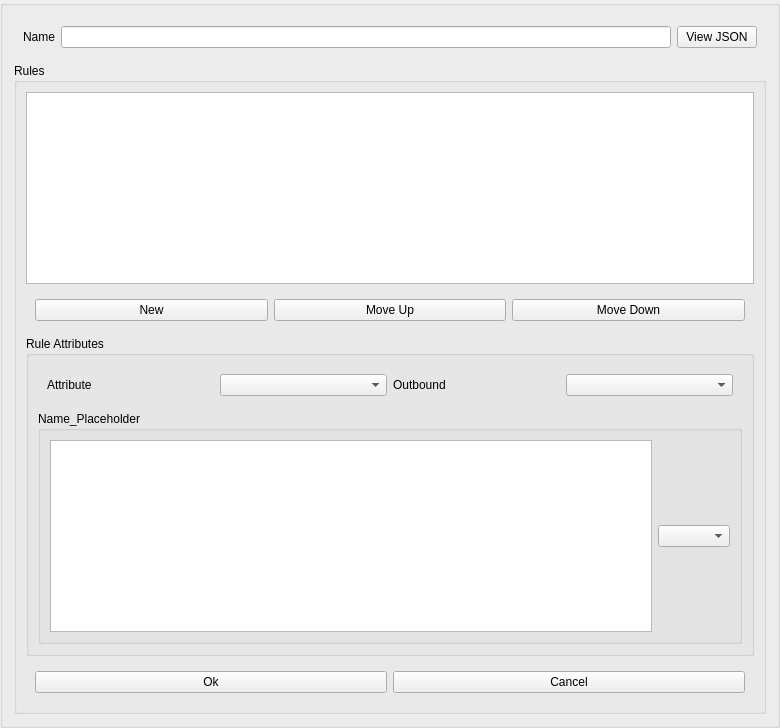
Before: the Qt Designer form ui/widget/RouteItem.ui in shengmo0210/nekoray, drawn with Qt 5.
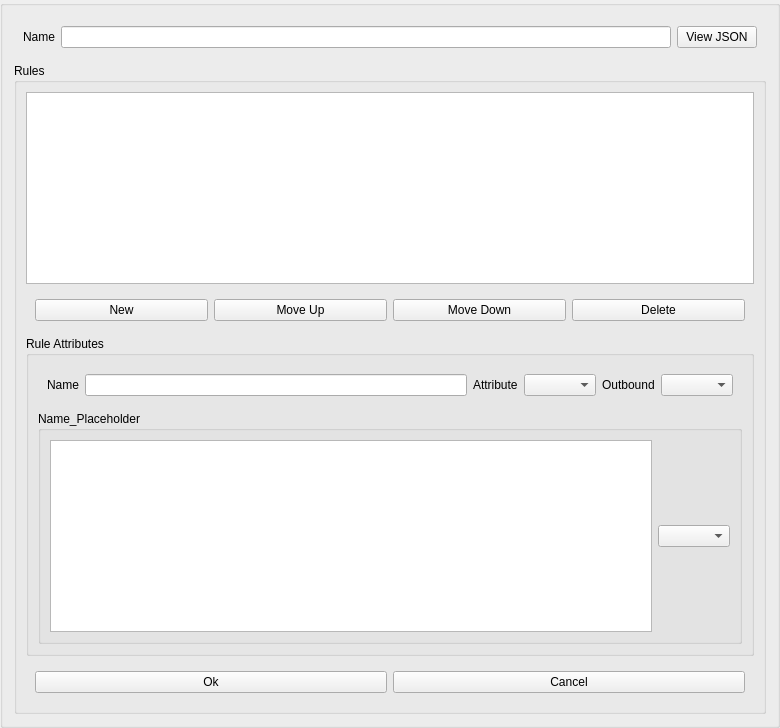
After: the same form once the commit is applied.

Commit message: feat: Continue implementing new route GUI

```diff
--- a/ui/widget/RouteItem.ui
+++ b/ui/widget/RouteItem.ui
@@ -70,6 +70,13 @@
            </property>
           </widget>
          </item>
+         <item>
+          <widget class="QPushButton" name="delete_route_item">
+           <property name="text">
+            <string>Delete</string>
+           </property>
+          </widget>
+         </item>
         </layout>
        </widget>
       </item>
@@ -82,6 +89,16 @@
          <item>
           <widget class="QWidget" name="widget_3" native="true">
            <layout class="QHBoxLayout" name="horizontalLayout_3">
+            <item>
+             <widget class="QLabel" name="rule_name_l">
+              <property name="text">
+               <string>Name</string>
+              </property>
+             </widget>
+            </item>
+            <item>
+             <widget class="QLineEdit" name="rule_name"/>
+            </item>
             <item>
              <widget class="QLabel" name="rule_attr_l">
               <property name="text">
```
The commit also changes 4 other files.
